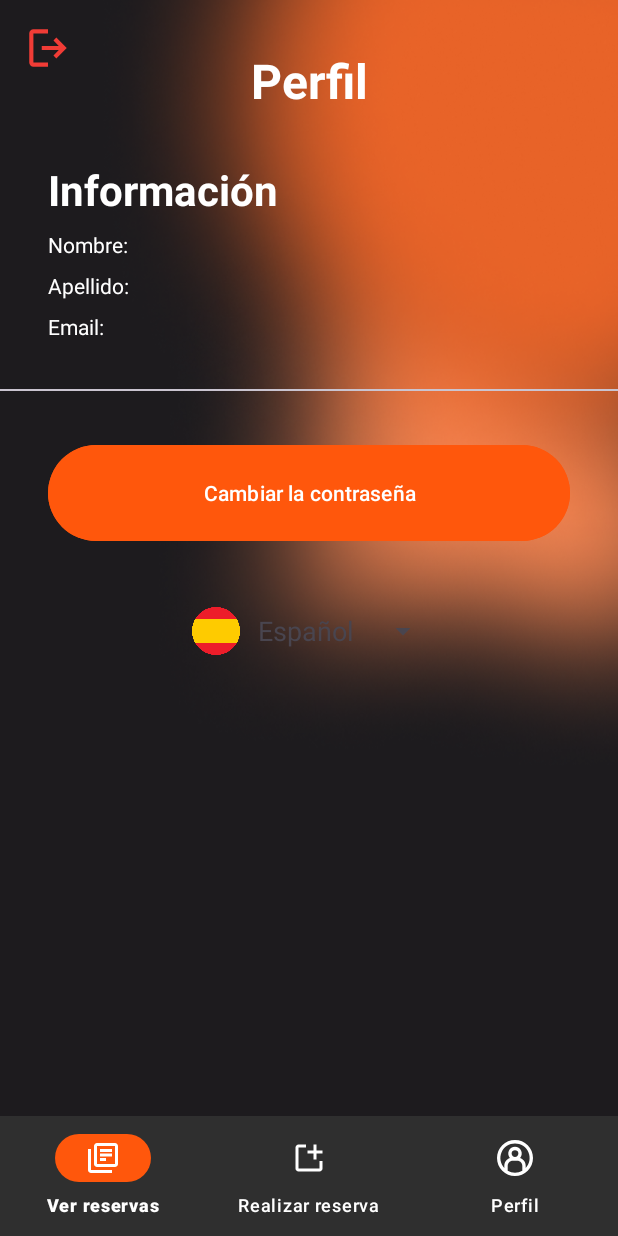
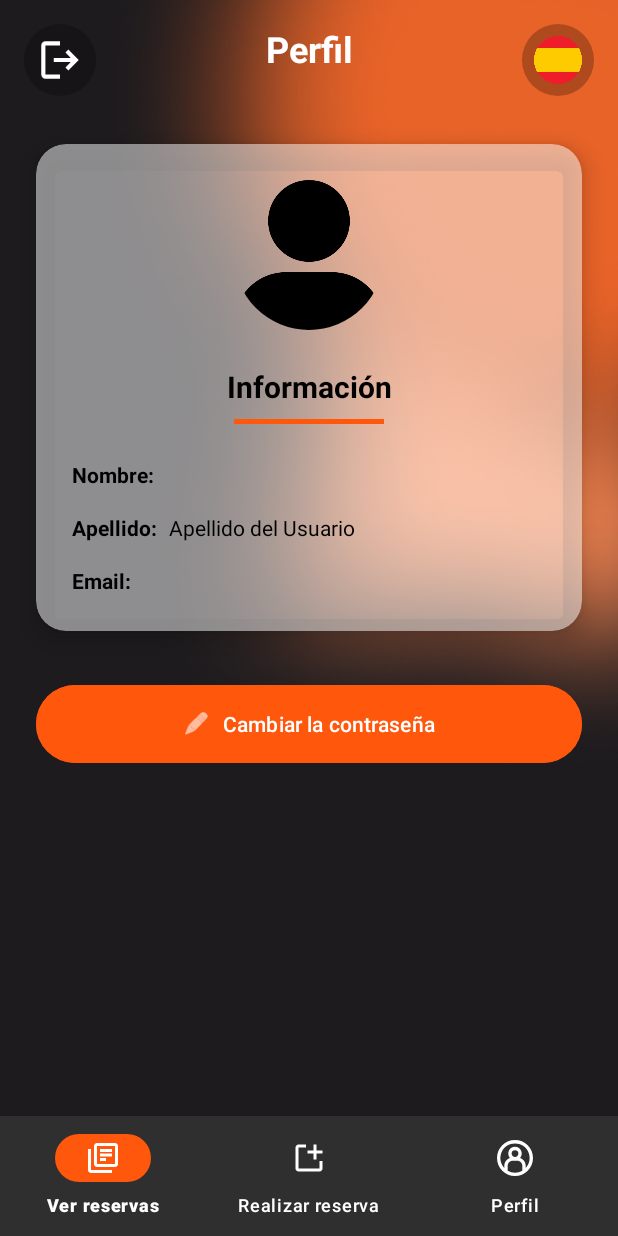
Before and after one commit to egoitz-ehu/ParkingELadron, an Android app: the ProfileFragment screen opened through its navigation route, on a phone screen of 412 x 824 dp. Run offline under Robolectric (Android 15) with nearby library versions, the phone set to English and light mode, and no system bars; our stand-ins replace CircleImageView, Firebase (no records; nobody signed in at launch, a user with empty details on screens opened directly), navigation-ui; 1 statement that could not run was skipped.

Commit message:
Rediseño de la ventana de perfil.

```diff
--- a/app/src/main/java/com/lksnext/ParkingELadron/view/fragment/ProfileFragment.java
+++ b/app/src/main/java/com/lksnext/ParkingELadron/view/fragment/ProfileFragment.java
@@ -53,9 +53,9 @@ public class ProfileFragment extends Fragment {
                 startActivity(intent);
                 requireActivity().finish();
             } else {
-                binding.tvName.setText(getString(R.string.perfil_name)+user.getDisplayName().split(" ")[0]);
-                binding.tvSurname.setText(getString(R.string.perfil_surname)+user.getDisplayName().split(" ")[1]);
-                binding.tvEmail.setText(getString(R.string.perfil_email)+user.getEmail());
+                binding.tvName.setText(user.getDisplayName().split(" ")[0]);
+                binding.tvSurname.setText(user.getDisplayName().split(" ")[1]);
+                binding.tvEmail.setText(user.getEmail());
             }
         });
 
--- /dev/null
+++ b/app/src/main/res/drawable/circle_button_bg.xml
@@ -0,0 +1,5 @@
+<?xml version="1.0" encoding="utf-8"?>
+<shape xmlns:android="http://schemas.android.com/apk/res/android"
+    android:shape="oval">
+    <solid android:color="#40000000" />
+</shape>
--- a/app/src/main/res/layout/fragment_profile.xml
+++ b/app/src/main/res/layout/fragment_profile.xml
@@ -6,10 +6,32 @@
     xmlns:tools="http://schemas.android.com/tools"
     xmlns:app="http://schemas.android.com/apk/res-auto"
     tools:context=".view.fragment.ProfileFragment"
+    android:fillViewport="true"
     android:background="@drawable/perfil_bg">
+
     <androidx.constraintlayout.widget.ConstraintLayout
         android:layout_width="match_parent"
-        android:layout_height="match_parent">
+        android:layout_height="wrap_content"
+        android:paddingBottom="32dp">
+
+        <!-- Toolbar superior -->
+        <androidx.constraintlayout.widget.ConstraintLayout
+            android:id="@+id/toolbar"
+            android:layout_width="match_parent"
+            android:layout_height="wrap_content"
+            app:layout_constraintTop_toTopOf="parent">
+
+            <ImageButton
+                android:id="@+id/btnExit"
+                android:layout_width="48dp"
+                android:layout_height="48dp"
+                android:layout_margin="16dp"
+                app:layout_constraintTop_toTopOf="parent"
+                app:layout_constraintStart_toStartOf="parent"
+                android:src="@drawable/exit_icon"
+                android:padding="12dp"
+                android:background="@drawable/circle_button_bg"
+                app:tint="@color/white"/>
 
             <TextView
                 android:id="@+id/perfil_title"
@@ -17,99 +39,171 @@
                 android:layout_height="wrap_content"
                 android:text="@string/perfil_title"
                 app:layout_constraintTop_toTopOf="parent"
+                app:layout_constraintBottom_toBottomOf="@id/btnExit"
                 app:layout_constraintStart_toStartOf="parent"
                 app:layout_constraintEnd_toEndOf="parent"
-            android:textSize="32sp"
+                android:textSize="24sp"
                 android:textStyle="bold"
-            android:textColor="@color/white"
-            android:layout_margin="32dp"/>
+                android:textColor="@color/white"/>
+
+            <Spinner
+                android:id="@+id/spinnerLanguage"
+                android:layout_width="48dp"
+                android:layout_height="48dp"
+                android:layout_margin="16dp"
+                android:background="@drawable/circle_button_bg"
+                app:layout_constraintTop_toTopOf="parent"
+                app:layout_constraintEnd_toEndOf="parent"/>
+        </androidx.constraintlayout.widget.ConstraintLayout>
+
+        <!-- Tarjeta de perfil -->
+        <androidx.cardview.widget.CardView
+            android:id="@+id/profileCard"
+            android:layout_width="match_parent"
+            android:layout_height="wrap_content"
+            android:layout_marginHorizontal="24dp"
+            android:layout_marginTop="32dp"
+            app:cardCornerRadius="20dp"
+            app:cardElevation="10dp"
+            app:cardBackgroundColor="#80FFFFFF"
+            app:layout_constraintTop_toBottomOf="@id/toolbar"
+            app:layout_constraintStart_toStartOf="parent"
+            app:layout_constraintEnd_toEndOf="parent">
+
+            <androidx.constraintlayout.widget.ConstraintLayout
+                android:layout_width="match_parent"
+                android:layout_height="wrap_content"
+                android:padding="24dp">
+
+                <com.google.android.material.imageview.ShapeableImageView
+                    android:id="@+id/profileImage"
+                    android:layout_width="100dp"
+                    android:layout_height="100dp"
+                    android:src="@drawable/profile_avatar_placeholder"
+                    app:layout_constraintTop_toTopOf="parent"
+                    app:layout_constraintStart_toStartOf="parent"
+                    app:layout_constraintEnd_toEndOf="parent"
+                    app:shapeAppearanceOverlay="@style/CircleImageView"
+                    android:scaleType="centerCrop"/>
 
                 <TextView
                     android:id="@+id/tvInfo"
                     android:layout_width="wrap_content"
                     android:layout_height="wrap_content"
                     android:text="@string/perfil_info"
-            app:layout_constraintTop_toBottomOf="@+id/perfil_title"
+                    app:layout_constraintTop_toBottomOf="@+id/profileImage"
                     app:layout_constraintStart_toStartOf="parent"
-            android:layout_margin="32dp"
-            android:textColor="@color/white"
+                    app:layout_constraintEnd_toEndOf="parent"
+                    android:layout_marginTop="24dp"
+                    android:textColor="@color/black"
                     android:textStyle="bold"
-            android:textSize="28sp"/>
+                    android:textSize="20sp"/>
+
+                <com.google.android.material.divider.MaterialDivider
+                    android:id="@+id/dividerTitle"
+                    android:layout_width="100dp"
+                    android:layout_height="3dp"
+                    app:layout_constraintTop_toBottomOf="@+id/tvInfo"
+                    app:layout_constraintStart_toStartOf="parent"
+                    app:layout_constraintEnd_toEndOf="parent"
+                    android:layout_marginTop="8dp"
+                    app:dividerColor="@color/mainOrange"/>
+
+                <!-- Datos de perfil -->
+                <LinearLayout
+                    android:layout_width="match_parent"
+                    android:layout_height="wrap_content"
+                    android:orientation="vertical"
+                    android:layout_marginTop="24dp"
+                    app:layout_constraintTop_toBottomOf="@id/dividerTitle">
+
+                    <!-- Nombre -->
+                    <LinearLayout
+                        android:layout_width="match_parent"
+                        android:layout_height="wrap_content"
+                        android:orientation="horizontal"
+                        android:layout_marginBottom="16dp">
+
+                        <TextView
+                            android:layout_width="wrap_content"
+                            android:layout_height="wrap_content"
+                            android:text="@string/perfil_name"
+                            android:textStyle="bold"
+                            android:textColor="@color/black"/>
 
                         <TextView
                             android:id="@+id/tvName"
                             android:layout_width="wrap_content"
                             android:layout_height="wrap_content"
-            app:layout_constraintTop_toBottomOf="@+id/tvInfo"
-            app:layout_constraintStart_toStartOf="parent"
-            android:text="@string/perfil_name"
-            android:layout_marginHorizontal="32dp"
-            android:layout_marginVertical="8dp"
-            android:textColor="@color/white"/>
+                            android:text="Nombre del Usuario"
+                            android:textColor="@color/black"
+                            android:layout_marginStart="8dp"/>
+                    </LinearLayout>
+
+                    <!-- Apellido -->
+                    <LinearLayout
+                        android:layout_width="match_parent"
+                        android:layout_height="wrap_content"
+                        android:orientation="horizontal"
+                        android:layout_marginBottom="16dp">
+
+                        <TextView
+                            android:layout_width="wrap_content"
+                            android:layout_height="wrap_content"
+                            android:text="@string/perfil_surname"
+                            android:textStyle="bold"
+                            android:textColor="@color/black"/>
 
                         <TextView
                             android:id="@+id/tvSurname"
                             android:layout_width="wrap_content"
                             android:layout_height="wrap_content"
-            app:layout_constraintTop_toBottomOf="@+id/tvName"
-            app:layout_constraintStart_toStartOf="parent"
-            android:text="@string/perfil_surname"
-            android:layout_marginHorizontal="32dp"
-            android:layout_marginVertical="8dp"
-            android:textColor="@color/white"/>
+                            android:text="Apellido del Usuario"
+                            android:textColor="@color/black"
+                            android:layout_marginStart="8dp"/>
+                    </LinearLayout>
+
+                    <!-- Email -->
+                    <LinearLayout
+                        android:layout_width="match_parent"
+                        android:layout_height="wrap_content"
+                        android:orientation="horizontal">
+
+                        <TextView
+                            android:layout_width="wrap_content"
+                            android:layout_height="wrap_content"
+                            android:text="@string/perfil_email"
+                            android:textStyle="bold"
+                            android:textColor="@color/black"/>
 
                         <TextView
                             android:id="@+id/tvEmail"
                             android:layout_width="wrap_content"
                             android:layout_height="wrap_content"
-            app:layout_constraintTop_toBottomOf="@+id/tvSurname"
-            app:layout_constraintStart_toStartOf="parent"
-            android:text="@string/perfil_email"
-            android:layout_marginHorizontal="32dp"
-            android:layout_marginVertical="8dp"
-            android:textColor="@color/white"/>
+                            android:text="usuario@ejemplo.com"
+                            android:textColor="@color/black"
+                            android:layout_marginStart="8dp"/>
+                    </LinearLayout>
+                </LinearLayout>
+            </androidx.constraintlayout.widget.ConstraintLayout>
+        </androidx.cardview.widget.CardView>
 
-        <com.google.android.material.divider.MaterialDivider
-            android:id="@+id/divider"
-            android:layout_width="match_parent"
-            android:layout_height="1dp"
-            app:layout_constraintTop_toBottomOf="@+id/tvEmail"
-            app:layout_constraintStart_toStartOf="parent"
-            app:layout_constraintEnd_toEndOf="parent"
-            android:layout_marginVertical="32dp"/>
-
+        <!-- Botones de acción -->
         <com.google.android.material.button.MaterialButton
             android:id="@+id/btnChange"
             android:layout_width="match_parent"
-            android:layout_height="72dp"
+            android:layout_height="60dp"
             android:text="@string/perfil_change"
+            app:layout_constraintTop_toBottomOf="@+id/profileCard"
             app:layout_constraintStart_toStartOf="parent"
             app:layout_constraintEnd_toEndOf="parent"
-            app:layout_constraintTop_toBottomOf="@+id/divider"
-            android:layout_margin="32dp"
+            android:layout_marginHorizontal="24dp"
+            android:layout_marginTop="32dp"
             android:backgroundTint="@color/mainOrange"
-            app:cornerRadius="32dp"
-            android:textColor="@color/white"/>
-
-        <ImageButton
-            android:id="@+id/btnExit"
-            android:layout_width="32dp"
-            android:layout_height="32dp"
-            android:layout_margin="16dp"
-            app:layout_constraintTop_toTopOf="parent"
-            app:layout_constraintStart_toStartOf="parent"
-            android:src="@drawable/exit_icon"
-            android:background="@null"/>
-
-        <Spinner
-            android:id="@+id/spinnerLanguage"
-            android:layout_width="wrap_content"
-            android:layout_height="wrap_content"
-            android:layout_marginTop="32dp"
-            app:layout_constraintTop_toBottomOf="@+id/btnChange"
-            app:layout_constraintStart_toStartOf="parent"
-            app:layout_constraintEnd_toEndOf="parent"/>
-
+            app:cornerRadius="30dp"
+            android:textColor="@color/white"
+            app:icon="@android:drawable/ic_menu_edit"
+            app:iconGravity="textStart"/>
 
     </androidx.constraintlayout.widget.ConstraintLayout>
 </ScrollView>
--- a/app/src/main/res/values/themes.xml
+++ b/app/src/main/res/values/themes.xml
@@ -11,4 +11,9 @@
         <item name="android:color">@color/mainOrange</item>
     </style>
 
+    <style name="CircleImageView" parent="">
+        <item name="cornerFamily">rounded</item>
+        <item name="cornerSize">50%</item>
+    </style>
+
 </resources>
```
Also changed, not shown: app/src/main/res/drawable/profile_avatar_placeholder.png (added). Lines whose indentation alone changed are shown as unchanged.
